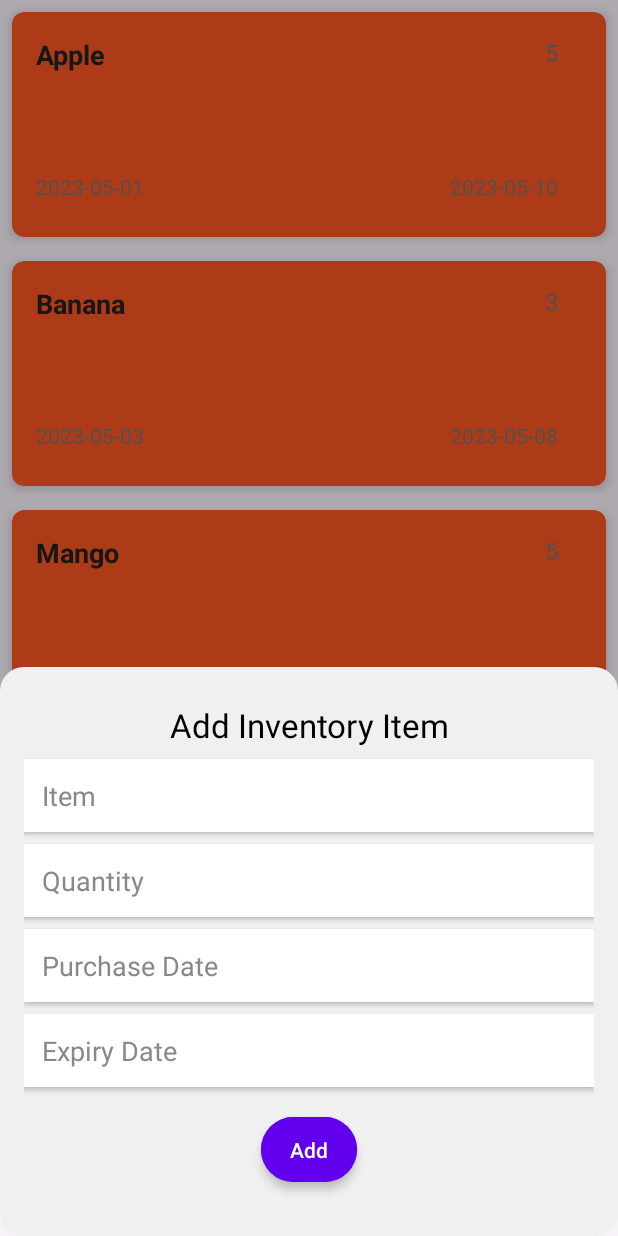
After one commit to ajay-papnai/Manage-Food-waste-effectively, an Android app: the fragment IN_bottom placed in its activity, on a phone screen of 412 x 824 dp. The commit adds this screen. Run offline under Robolectric (Android 15) with nearby library versions, the phone set to English and light mode, and no system bars.

Commit message:
only inventory and shopping list working

```diff
--- a/app/src/main/java/com/example/foodwaste/Shopping.java
+++ b/app/src/main/java/com/example/foodwaste/Cart/Shopping.java
@@ -1,4 +1,4 @@
-package com.example.foodwaste;
+package com.example.foodwaste.Cart;
 
 import android.os.Bundle;
 
@@ -10,6 +10,8 @@ import android.view.LayoutInflater;
 import android.view.View;
 import android.view.ViewGroup;
 
+import com.example.foodwaste.Cart.sh_adapter;
+import com.example.foodwaste.R;
 import com.google.android.material.floatingactionbutton.FloatingActionButton;
 
 import java.util.ArrayList;
--- a/app/src/main/java/com/example/foodwaste/sh_adapter.java
+++ b/app/src/main/java/com/example/foodwaste/Cart/sh_adapter.java
@@ -1,4 +1,4 @@
-package com.example.foodwaste;
+package com.example.foodwaste.Cart;
 
 import android.content.Context;
 import android.view.LayoutInflater;
@@ -9,6 +9,8 @@ import android.widget.Toast;
 
 import androidx.annotation.NonNull;
 import androidx.recyclerview.widget.RecyclerView;
+
+import com.example.foodwaste.R;
 
 import java.util.List;
 
--- a/app/src/main/java/com/example/foodwaste/shopping_item.java
+++ b/app/src/main/java/com/example/foodwaste/Cart/shopping_item.java
@@ -1,4 +1,4 @@
-package com.example.foodwaste;
+package com.example.foodwaste.Cart;
 
 public class shopping_item {
     private String grocery;
--- a/app/src/main/java/com/example/foodwaste/Community.java
+++ b/app/src/main/java/com/example/foodwaste/Community/Community.java
@@ -1,4 +1,4 @@
-package com.example.foodwaste;
+package com.example.foodwaste.Community;
 
 import android.os.Bundle;
 
@@ -7,6 +7,8 @@ import androidx.fragment.app.Fragment;
 import android.view.LayoutInflater;
 import android.view.View;
 import android.view.ViewGroup;
+
+import com.example.foodwaste.R;
 
 
 public class Community extends Fragment {
--- /dev/null
+++ b/app/src/main/java/com/example/foodwaste/Inventory/IN_bottom.java
@@ -0,0 +1,62 @@
+package com.example.foodwaste.Inventory;
+
+import android.os.Bundle;
+
+import android.view.LayoutInflater;
+import android.view.View;
+import android.view.ViewGroup;
+import android.widget.Button;
+import android.widget.EditText;
+
+import com.example.foodwaste.Inventory.Inventory_item;
+import com.example.foodwaste.R;
+import com.google.android.material.bottomsheet.BottomSheetDialogFragment;
+
+import java.util.ArrayList;
+import java.util.List;
+
+
+public class IN_bottom extends BottomSheetDialogFragment {
+
+    EditText item , qty , pdate , edate ;
+    Button add;
+    List<Inventory_item> data ;
+
+
+    @Override
+    public View onCreateView(LayoutInflater inflater, ViewGroup container,
+                             Bundle savedInstanceState) {
+        // Inflate the layout for this fragment
+        View view = inflater.inflate(R.layout.fragment_i_n_bottom,container,false);
+
+        item = view.findViewById(R.id.b_item);
+        qty = view.findViewById(R.id.b_qty);
+        pdate = view.findViewById(R.id.p_date);
+        edate = view.findViewById(R.id.e_date);
+        add = view.findViewById(R.id.add);
+
+        add.setOnClickListener(new View.OnClickListener() {
+            @Override
+            public void onClick(View view) {
+                String Item  = item.getText().toString().trim();
+                String QTY  = qty.getText().toString().trim();
+                String Pdate  = pdate.getText().toString().trim();
+                String Edate  = edate.getText().toString().trim();
+
+                data =  new ArrayList<>();
+                data.add(new Inventory_item(Item , QTY , Pdate , Edate));
+
+                dismiss();
+            }
+        });
+
+
+
+
+        return view;
+    }
+
+    private void add(){
+
+    }
+}
--- a/app/src/main/java/com/example/foodwaste/Inventory.java
+++ b/app/src/main/java/com/example/foodwaste/Inventory/Inventory.java
@@ -1,4 +1,4 @@
-package com.example.foodwaste;
+package com.example.foodwaste.Inventory;
 
 import android.os.Bundle;
 
@@ -10,6 +10,7 @@ import android.view.LayoutInflater;
 import android.view.View;
 import android.view.ViewGroup;
 
+import com.example.foodwaste.R;
 import com.google.android.material.floatingactionbutton.FloatingActionButton;
 
 import java.util.ArrayList;
@@ -49,6 +50,14 @@ public class Inventory extends Fragment {
         RecyclerView.LayoutManager layoutManager = new LinearLayoutManager(getActivity(),LinearLayoutManager.VERTICAL,false);
         recyclerView.setLayoutManager(layoutManager);
 
+        floatingActionButton.setOnClickListener(new View.OnClickListener() {
+            @Override
+            public void onClick(View view) {
+                IN_bottom bottomsheet = new IN_bottom();
+                bottomsheet.show(getActivity().getSupportFragmentManager(), "bottomsheet");
+            }
+        });
+
         adapter =new in_adapter(getActivity() , data);
         recyclerView.setAdapter(adapter);
 
--- a/app/src/main/java/com/example/foodwaste/Inventory_item.java
+++ b/app/src/main/java/com/example/foodwaste/Inventory/Inventory_item.java
@@ -1,4 +1,4 @@
-package com.example.foodwaste;
+package com.example.foodwaste.Inventory;
 
 public class Inventory_item {
 
--- a/app/src/main/java/com/example/foodwaste/in_adapter.java
+++ b/app/src/main/java/com/example/foodwaste/Inventory/in_adapter.java
@@ -1,15 +1,16 @@
-package com.example.foodwaste;
+package com.example.foodwaste.Inventory;
 
 import android.content.Context;
 import android.view.LayoutInflater;
 import android.view.View;
 import android.view.ViewGroup;
-import android.widget.ImageView;
 import android.widget.TextView;
 import android.widget.Toast;
 
 import androidx.annotation.NonNull;
 import androidx.recyclerview.widget.RecyclerView;
+
+import com.example.foodwaste.R;
 
 import java.util.List;
 
--- a/app/src/main/java/com/example/foodwaste/MainActivity.java
+++ b/app/src/main/java/com/example/foodwaste/MainActivity.java
@@ -1,27 +1,26 @@
 package com.example.foodwaste;
-
-import static android.text.TextUtils.replace;
 
 import android.os.Bundle;
 import android.view.MenuItem;
 import android.widget.FrameLayout;
 
-import androidx.activity.EdgeToEdge;
 import androidx.annotation.NonNull;
 import androidx.appcompat.app.AppCompatActivity;
-import androidx.core.graphics.Insets;
-import androidx.core.view.ViewCompat;
-import androidx.core.view.WindowInsetsCompat;
 import androidx.fragment.app.Fragment;
 import androidx.fragment.app.FragmentManager;
 import androidx.fragment.app.FragmentTransaction;
 
+import com.example.foodwaste.Cart.Shopping;
+import com.example.foodwaste.Community.Community;
+import com.example.foodwaste.Inventory.Inventory;
 import com.google.android.material.bottomnavigation.BottomNavigationView;
 
 public class MainActivity extends AppCompatActivity {
 
     BottomNavigationView bottomNavigationView;
     FrameLayout frameLayout;
+
+    private int selectedTabPosition = 0;
 
     @Override
     protected void onCreate(Bundle savedInstanceState) {
@@ -30,12 +29,17 @@ public class MainActivity extends AppCompatActivity {
         setContentView(R.layout.activity_main);
         frameLayout = findViewById(R.id.framelayout);
 
+
+
         bottomNavigationView = findViewById(R.id.bottomNavigationView);
         getSupportFragmentManager().beginTransaction().add(R.id.framelayout , new Inventory()).commit();
 
         bottomNavigationView.setOnNavigationItemSelectedListener(new BottomNavigationView.OnNavigationItemSelectedListener() {
             @Override
             public boolean onNavigationItemSelected(@NonNull MenuItem item) {
+
+                selectedTabPosition = bottomNavigationView.getMenu().findItem(item.getItemId()).getOrder();
+
                 int id = item.getItemId();
                 Fragment selectedfragment = null;
 
@@ -49,6 +53,28 @@ public class MainActivity extends AppCompatActivity {
                 return true;
             }
         });
+
+        if (savedInstanceState != null) {
+            selectedTabPosition = savedInstanceState.getInt("selectedTabPosition");
+        }
+    }
+
+    @Override
+    protected void onSaveInstanceState(Bundle outState) {
+        super.onSaveInstanceState(outState);
+        // Save the selected tab position before rotation
+        outState.putInt("selectedTabPosition", selectedTabPosition);
+    }
+
+    @Override
+    protected void onRestoreInstanceState(Bundle savedInstanceState) {
+        super.onRestoreInstanceState(savedInstanceState);
+        // Restore the selected tab position after rotation
+        selectedTabPosition = savedInstanceState.getInt("selectedTabPosition");
+
+        // Update the bottom navigation view to reflect the selected tab
+        BottomNavigationView bottomNavigationView = findViewById(R.id.bottomNavigationView);
+        bottomNavigationView.setSelectedItemId(bottomNavigationView.getMenu().getItem(selectedTabPosition).getItemId());
     }
 
     public void replace(Fragment fragment){
--- /dev/null
+++ b/app/src/main/res/drawable/bottom_sheet_background.xml
@@ -0,0 +1,5 @@
+<shape xmlns:android="http://schemas.android.com/apk/res/android">
+    <solid android:color="@color/background_color"/>
+    <corners android:radius="16dp"/>
+    <padding android:left="16dp" android:top="16dp" android:right="16dp" android:bottom="16dp"/>
+</shape>
--- a/app/src/main/res/layout/fragment_community.xml
+++ b/app/src/main/res/layout/fragment_community.xml
@@ -4,7 +4,7 @@
     xmlns:tools="http://schemas.android.com/tools"
     android:layout_width="match_parent"
     android:layout_height="match_parent"
-    tools:context=".Community">
+    tools:context=".Community.Community">
 
     <androidx.constraintlayout.widget.ConstraintLayout
         android:layout_width="match_parent"
--- /dev/null
+++ b/app/src/main/res/layout/fragment_i_n_bottom.xml
@@ -0,0 +1,99 @@
+<?xml version="1.0" encoding="utf-8"?>
+
+<LinearLayout xmlns:android="http://schemas.android.com/apk/res/android"
+    xmlns:tools="http://schemas.android.com/tools"
+    android:layout_width="match_parent"
+    android:layout_height="wrap_content"
+    android:orientation="vertical"
+
+    tools:context=".Inventory.IN_bottom">
+
+    <ScrollView
+        android:layout_width="match_parent"
+        android:layout_height="wrap_content">
+
+        <LinearLayout
+            android:layout_width="match_parent"
+            android:layout_height="wrap_content"
+            android:padding="16dp"
+            android:orientation="vertical"
+            android:background="@drawable/bottom_sheet_background">
+            <TextView
+                android:id="@+id/add_inventory_item"
+                android:layout_width="match_parent"
+                android:layout_height="wrap_content"
+                android:text="Add Inventory Item"
+                android:textAppearance="?android:attr/textAppearanceLarge"
+                android:textColor="@color/text_color"
+                android:gravity="center"
+                android:padding="8dp"/>
+
+            <EditText
+                android:id="@+id/b_item"
+                android:layout_width="match_parent"
+                android:layout_height="wrap_content"
+                android:hint="Item"
+                android:padding="12dp"
+                android:background="@color/edit_text_background"
+                android:textColor="@color/edit_text_text_color"
+                android:textColorHint="@color/edit_text_hint_color"
+                android:layout_marginBottom="8dp"
+                android:elevation="2dp"
+                android:inputType="text"/>
+
+            <EditText
+                android:id="@+id/b_qty"
+                android:layout_width="match_parent"
+                android:layout_height="wrap_content"
+                android:hint="Quantity"
+                android:padding="12dp"
+                android:background="@color/edit_text_background"
+                android:textColor="@color/edit_text_text_color"
+                android:textColorHint="@color/edit_text_hint_color"
+                android:layout_marginBottom="8dp"
+                android:elevation="2dp"
+                android:inputType="number"/>
+
+            <EditText
+                android:id="@+id/p_date"
+                android:layout_width="match_parent"
+                android:layout_height="wrap_content"
+                android:hint="Purchase Date"
+                android:padding="12dp"
+                android:background="@color/edit_text_background"
+                android:textColor="@color/edit_text_text_color"
+                android:textColorHint="@color/edit_text_hint_color"
+                android:layout_marginBottom="8dp"
+                android:elevation="2dp"
+                android:inputType="date"/>
+
+            <EditText
+                android:id="@+id/e_date"
+                android:layout_width="match_parent"
+                android:layout_height="wrap_content"
+                android:hint="Expiry Date"
+                android:padding="12dp"
+                android:background="@color/edit_text_background"
+                android:textColor="@color/edit_text_text_color"
+                android:textColorHint="@color/edit_text_hint_color"
+                android:layout_marginBottom="16dp"
+                android:elevation="2dp"
+                android:inputType="date"/>
+
+            <Button
+                android:id="@+id/add"
+                android:layout_width="wrap_content"
+                android:layout_height="wrap_content"
+                android:layout_gravity="center"
+                android:padding="12dp"
+                android:text="Add"
+                android:textColor="@color/button_text_color"
+                android:backgroundTint="@color/button_background"
+                android:layout_marginBottom="16dp"
+                android:elevation="4dp"/>
+        </LinearLayout>
+
+    </ScrollView>
+
+
+</LinearLayout>
--- a/app/src/main/res/layout/fragment_inventory.xml
+++ b/app/src/main/res/layout/fragment_inventory.xml
@@ -4,7 +4,7 @@
     xmlns:tools="http://schemas.android.com/tools"
     android:layout_width="match_parent"
     android:layout_height="match_parent"
-    tools:context=".Inventory">
+    tools:context=".Inventory.Inventory">
 
     <androidx.constraintlayout.widget.ConstraintLayout
         android:layout_width="match_parent"
@@ -27,6 +27,7 @@
             android:src="@drawable/baseline_add_24"
             app:layout_constraintBottom_toBottomOf="parent"
             app:layout_constraintEnd_toEndOf="parent" />
+
     </androidx.constraintlayout.widget.ConstraintLayout>
 
 </FrameLayout>
--- a/app/src/main/res/layout/fragment_shopping.xml
+++ b/app/src/main/res/layout/fragment_shopping.xml
@@ -4,7 +4,7 @@
     xmlns:tools="http://schemas.android.com/tools"
     android:layout_width="match_parent"
     android:layout_height="match_parent"
-    tools:context=".Inventory">
+    tools:context=".Inventory.Inventory">
 
     <androidx.constraintlayout.widget.ConstraintLayout
         android:layout_width="match_parent"
--- /dev/null
+++ b/app/src/main/res/values-night/colors.xml
@@ -0,0 +1,10 @@
+<resources>
+    <!-- Dark mode colors -->
+    <color name="edit_text_background">#333333</color>
+    <color name="edit_text_text_color">#FFFFFF</color>
+    <color name="edit_text_hint_color">#BBBBBB</color>
+    <color name="button_text_color">#FFFFFF</color>
+    <color name="button_background">#BB86FC</color>
+    <color name="background_color">#121212</color>
+    <color name="text_color">#FFFFFF</color>
+</resources>
--- a/app/src/main/res/values/colors.xml
+++ b/app/src/main/res/values/colors.xml
@@ -2,6 +2,21 @@
 <resources>
     <color name="black">#FF000000</color>
     <color name="white">#FFFFFFFF</color>
+
+
+
+        <!-- Light mode colors -->
+        <color name="edit_text_background">#FFFFFF</color>
+        <color name="edit_text_text_color">#000000</color>
+        <color name="edit_text_hint_color">#888888</color>
+        <color name="button_text_color">#FFFFFF</color>
+        <color name="button_background">#6200EE</color>
+        <color name="background_color">#F0F0F0</color>
+        <color name="text_color">#000000</color>
+
+
+
+
 
 
 
@@ -10,7 +25,7 @@
 
 
 
-    <color name="cardViewBackground">#FF5722</color> <!-- Attractive deep orange color -->
+    <color name="cardViewBackground">#FF5722</color>
     <color name="textPrimary">#212121</color> <!-- Dark gray for primary text -->
 
 
--- a/app/src/main/res/values/styles.xml
+++ b/app/src/main/res/values/styles.xml
@@ -28,4 +28,6 @@
         <item name="android:textColor">#9E9E9E</item>
     </style>
 
+
+
 </resources>
```
